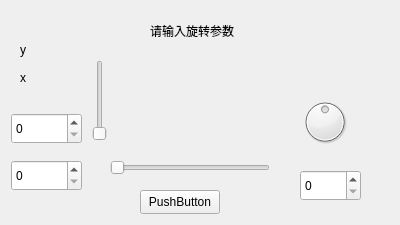
First picture: the form in Project/rotateimage.ui, repository Saturday-365/PhotoShop-Lite, before the edit.
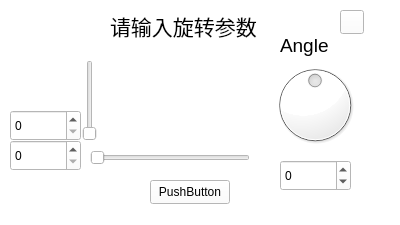
Second picture: the form after the edit.

What changed in the file:
```diff
--- a/Project/rotateimage.ui
+++ b/Project/rotateimage.ui
@@ -10,151 +10,771 @@
     <height>225</height>
    </rect>
   </property>
+  <property name="palette">
+   <palette>
+    <active>
+     <colorrole role="WindowText">
+      <brush brushstyle="SolidPattern">
+       <color alpha="255">
+        <red>0</red>
+        <green>0</green>
+        <blue>0</blue>
+       </color>
+      </brush>
+     </colorrole>
+     <colorrole role="Button">
+      <brush brushstyle="SolidPattern">
+       <color alpha="255">
+        <red>255</red>
+        <green>255</green>
+        <blue>255</blue>
+       </color>
+      </brush>
+     </colorrole>
+     <colorrole role="Light">
+      <brush brushstyle="SolidPattern">
+       <color alpha="255">
+        <red>255</red>
+        <green>255</green>
+        <blue>255</blue>
+       </color>
+      </brush>
+     </colorrole>
+     <colorrole role="Midlight">
+      <brush brushstyle="SolidPattern">
+       <color alpha="255">
+        <red>255</red>
+        <green>255</green>
+        <blue>255</blue>
+       </color>
+      </brush>
+     </colorrole>
+     <colorrole role="Dark">
+      <brush brushstyle="SolidPattern">
+       <color alpha="255">
+        <red>127</red>
+        <green>127</green>
+        <blue>127</blue>
+       </color>
+      </brush>
+     </colorrole>
+     <colorrole role="Mid">
+      <brush brushstyle="SolidPattern">
+       <color alpha="255">
+        <red>170</red>
+        <green>170</green>
+        <blue>170</blue>
+       </color>
+      </brush>
+     </colorrole>
+     <colorrole role="Text">
+      <brush brushstyle="SolidPattern">
+       <color alpha="255">
+        <red>0</red>
+        <green>0</green>
+        <blue>0</blue>
+       </color>
+      </brush>
+     </colorrole>
+     <colorrole role="BrightText">
+      <brush brushstyle="SolidPattern">
+       <color alpha="255">
+        <red>255</red>
+        <green>255</green>
+        <blue>255</blue>
+       </color>
+      </brush>
+     </colorrole>
+     <colorrole role="ButtonText">
+      <brush brushstyle="SolidPattern">
+       <color alpha="255">
+        <red>0</red>
+        <green>0</green>
+        <blue>0</blue>
+       </color>
+      </brush>
+     </colorrole>
+     <colorrole role="Base">
+      <brush brushstyle="SolidPattern">
+       <color alpha="255">
+        <red>255</red>
+        <green>255</green>
+        <blue>255</blue>
+       </color>
+      </brush>
+     </colorrole>
+     <colorrole role="Window">
+      <brush brushstyle="SolidPattern">
+       <color alpha="255">
+        <red>255</red>
+        <green>255</green>
+        <blue>255</blue>
+       </color>
+      </brush>
+     </colorrole>
+     <colorrole role="Shadow">
+      <brush brushstyle="SolidPattern">
+       <color alpha="255">
+        <red>0</red>
+        <green>0</green>
+        <blue>0</blue>
+       </color>
+      </brush>
+     </colorrole>
+     <colorrole role="AlternateBase">
+      <brush brushstyle="SolidPattern">
+       <color alpha="255">
+        <red>255</red>
+        <green>255</green>
+        <blue>255</blue>
+       </color>
+      </brush>
+     </colorrole>
+     <colorrole role="ToolTipBase">
+      <brush brushstyle="SolidPattern">
+       <color alpha="255">
+        <red>255</red>
+        <green>255</green>
+        <blue>220</blue>
+       </color>
+      </brush>
+     </colorrole>
+     <colorrole role="ToolTipText">
+      <brush brushstyle="SolidPattern">
+       <color alpha="255">
+        <red>0</red>
+        <green>0</green>
+        <blue>0</blue>
+       </color>
+      </brush>
+     </colorrole>
+     <colorrole role="PlaceholderText">
+      <brush brushstyle="SolidPattern">
+       <color alpha="127">
+        <red>0</red>
+        <green>0</green>
+        <blue>0</blue>
+       </color>
+      </brush>
+     </colorrole>
+     <colorrole role="Accent">
+      <brush brushstyle="SolidPattern">
+       <color alpha="255">
+        <red>255</red>
+        <green>255</green>
+        <blue>255</blue>
+       </color>
+      </brush>
+     </colorrole>
+    </active>
+    <inactive>
+     <colorrole role="WindowText">
+      <brush brushstyle="SolidPattern">
+       <color alpha="255">
+        <red>0</red>
+        <green>0</green>
+        <blue>0</blue>
+       </color>
+      </brush>
+     </colorrole>
+     <colorrole role="Button">
+      <brush brushstyle="SolidPattern">
+       <color alpha="255">
+        <red>255</red>
+        <green>255</green>
+        <blue>255</blue>
+       </color>
+      </brush>
+     </colorrole>
+     <colorrole role="Light">
+      <brush brushstyle="SolidPattern">
+       <color alpha="255">
+        <red>255</red>
+        <green>255</green>
+        <blue>255</blue>
+       </color>
+      </brush>
+     </colorrole>
+     <colorrole role="Midlight">
+      <brush brushstyle="SolidPattern">
+       <color alpha="255">
+        <red>255</red>
+        <green>255</green>
+        <blue>255</blue>
+       </color>
+      </brush>
+     </colorrole>
+     <colorrole role="Dark">
+      <brush brushstyle="SolidPattern">
+       <color alpha="255">
+        <red>127</red>
+        <green>127</green>
+        <blue>127</blue>
+       </color>
+      </brush>
+     </colorrole>
+     <colorrole role="Mid">
+      <brush brushstyle="SolidPattern">
+       <color alpha="255">
+        <red>170</red>
+        <green>170</green>
+        <blue>170</blue>
+       </color>
+      </brush>
+     </colorrole>
+     <colorrole role="Text">
+      <brush brushstyle="SolidPattern">
+       <color alpha="255">
+        <red>0</red>
+        <green>0</green>
+        <blue>0</blue>
+       </color>
+      </brush>
+     </colorrole>
+     <colorrole role="BrightText">
+      <brush brushstyle="SolidPattern">
+       <color alpha="255">
+        <red>255</red>
+        <green>255</green>
+        <blue>255</blue>
+       </color>
+      </brush>
+     </colorrole>
+     <colorrole role="ButtonText">
+      <brush brushstyle="SolidPattern">
+       <color alpha="255">
+        <red>0</red>
+        <green>0</green>
+        <blue>0</blue>
+       </color>
+      </brush>
+     </colorrole>
+     <colorrole role="Base">
+      <brush brushstyle="SolidPattern">
+       <color alpha="255">
+        <red>255</red>
+        <green>255</green>
+        <blue>255</blue>
+       </color>
+      </brush>
+     </colorrole>
+     <colorrole role="Window">
+      <brush brushstyle="SolidPattern">
+       <color alpha="255">
+        <red>255</red>
+        <green>255</green>
+        <blue>255</blue>
+       </color>
+      </brush>
+     </colorrole>
+     <colorrole role="Shadow">
+      <brush brushstyle="SolidPattern">
+       <color alpha="255">
+        <red>0</red>
+        <green>0</green>
+        <blue>0</blue>
+       </color>
+      </brush>
+     </colorrole>
+     <colorrole role="AlternateBase">
+      <brush brushstyle="SolidPattern">
+       <color alpha="255">
+        <red>255</red>
+        <green>255</green>
+        <blue>255</blue>
+       </color>
+      </brush>
+     </colorrole>
+     <colorrole role="ToolTipBase">
+      <brush brushstyle="SolidPattern">
+       <color alpha="255">
+        <red>255</red>
+        <green>255</green>
+        <blue>220</blue>
+       </color>
+      </brush>
+     </colorrole>
+     <colorrole role="ToolTipText">
+      <brush brushstyle="SolidPattern">
+       <color alpha="255">
+        <red>0</red>
+        <green>0</green>
+        <blue>0</blue>
+       </color>
+      </brush>
+     </colorrole>
+     <colorrole role="PlaceholderText">
+      <brush brushstyle="SolidPattern">
+       <color alpha="127">
+        <red>0</red>
+        <green>0</green>
+        <blue>0</blue>
+       </color>
+      </brush>
+     </colorrole>
+     <colorrole role="Accent">
+      <brush brushstyle="SolidPattern">
+       <color alpha="255">
+        <red>255</red>
+        <green>255</green>
+        <blue>255</blue>
+       </color>
+      </brush>
+     </colorrole>
+    </inactive>
+    <disabled>
+     <colorrole role="WindowText">
+      <brush brushstyle="SolidPattern">
+       <color alpha="255">
+        <red>127</red>
+        <green>127</green>
+        <blue>127</blue>
+       </color>
+      </brush>
+     </colorrole>
+     <colorrole role="Button">
+      <brush brushstyle="SolidPattern">
+       <color alpha="255">
+        <red>255</red>
+        <green>255</green>
+        <blue>255</blue>
+       </color>
+      </brush>
+     </colorrole>
+     <colorrole role="Light">
+      <brush brushstyle="SolidPattern">
+       <color alpha="255">
+        <red>255</red>
+        <green>255</green>
+        <blue>255</blue>
+       </color>
+      </brush>
+     </colorrole>
+     <colorrole role="Midlight">
+      <brush brushstyle="SolidPattern">
+       <color alpha="255">
+        <red>255</red>
+        <green>255</green>
+        <blue>255</blue>
+       </color>
+      </brush>
+     </colorrole>
+     <colorrole role="Dark">
+      <brush brushstyle="SolidPattern">
+       <color alpha="255">
+        <red>127</red>
+        <green>127</green>
+        <blue>127</blue>
+       </color>
+      </brush>
+     </colorrole>
+     <colorrole role="Mid">
+      <brush brushstyle="SolidPattern">
+       <color alpha="255">
+        <red>170</red>
+        <green>170</green>
+        <blue>170</blue>
+       </color>
+      </brush>
+     </colorrole>
+     <colorrole role="Text">
+      <brush brushstyle="SolidPattern">
+       <color alpha="255">
+        <red>127</red>
+        <green>127</green>
+        <blue>127</blue>
+       </color>
+      </brush>
+     </colorrole>
+     <colorrole role="BrightText">
+      <brush brushstyle="SolidPattern">
+       <color alpha="255">
+        <red>255</red>
+        <green>255</green>
+        <blue>255</blue>
+       </color>
+      </brush>
+     </colorrole>
+     <colorrole role="ButtonText">
+      <brush brushstyle="SolidPattern">
+       <color alpha="255">
+        <red>127</red>
+        <green>127</green>
+        <blue>127</blue>
+       </color>
+      </brush>
+     </colorrole>
+     <colorrole role="Base">
+      <brush brushstyle="SolidPattern">
+       <color alpha="255">
+        <red>255</red>
+        <green>255</green>
+        <blue>255</blue>
+       </color>
+      </brush>
+     </colorrole>
+     <colorrole role="Window">
+      <brush brushstyle="SolidPattern">
+       <color alpha="255">
+        <red>255</red>
+        <green>255</green>
+        <blue>255</blue>
+       </color>
+      </brush>
+     </colorrole>
+     <colorrole role="Shadow">
+      <brush brushstyle="SolidPattern">
+       <color alpha="255">
+        <red>0</red>
+        <green>0</green>
+        <blue>0</blue>
+       </color>
+      </brush>
+     </colorrole>
+     <colorrole role="AlternateBase">
+      <brush brushstyle="SolidPattern">
+       <color alpha="255">
+        <red>255</red>
+        <green>255</green>
+        <blue>255</blue>
+       </color>
+      </brush>
+     </colorrole>
+     <colorrole role="ToolTipBase">
+      <brush brushstyle="SolidPattern">
+       <color alpha="255">
+        <red>255</red>
+        <green>255</green>
+        <blue>220</blue>
+       </color>
+      </brush>
+     </colorrole>
+     <colorrole role="ToolTipText">
+      <brush brushstyle="SolidPattern">
+       <color alpha="255">
+        <red>0</red>
+        <green>0</green>
+        <blue>0</blue>
+       </color>
+      </brush>
+     </colorrole>
+     <colorrole role="PlaceholderText">
+      <brush brushstyle="SolidPattern">
+       <color alpha="127">
+        <red>127</red>
+        <green>127</green>
+        <blue>127</blue>
+       </color>
+      </brush>
+     </colorrole>
+     <colorrole role="Accent">
+      <brush brushstyle="SolidPattern">
+       <color alpha="255">
+        <red>255</red>
+        <green>255</green>
+        <blue>255</blue>
+       </color>
+      </brush>
+     </colorrole>
+    </disabled>
+   </palette>
+  </property>
   <property name="windowTitle">
    <string>Form</string>
   </property>
-  <widget class="QLabel" name="label_title">
+  <widget class="QWidget" name="widget" native="true">
    <property name="geometry">
     <rect>
-     <x>150</x>
-     <y>20</y>
-     <width>111</width>
-     <height>21</height>
+     <x>0</x>
+     <y>0</y>
+     <width>381</width>
+     <height>211</height>
     </rect>
    </property>
-   <property name="text">
-    <string>请输入旋转参数</string>
+   <property name="palette">
+    <palette>
+     <active>
+      <colorrole role="Button">
+       <brush brushstyle="SolidPattern">
+        <color alpha="255">
+         <red>255</red>
+         <green>255</green>
+         <blue>255</blue>
+        </color>
+       </brush>
+      </colorrole>
+      <colorrole role="Base">
+       <brush brushstyle="SolidPattern">
+        <color alpha="255">
+         <red>255</red>
+         <green>255</green>
+         <blue>255</blue>
+        </color>
+       </brush>
+      </colorrole>
+      <colorrole role="Window">
+       <brush brushstyle="SolidPattern">
+        <color alpha="255">
+         <red>255</red>
+         <green>255</green>
+         <blue>255</blue>
+        </color>
+       </brush>
+      </colorrole>
+     </active>
+     <inactive>
+      <colorrole role="Button">
+       <brush brushstyle="SolidPattern">
+        <color alpha="255">
+         <red>255</red>
+         <green>255</green>
+         <blue>255</blue>
+        </color>
+       </brush>
+      </colorrole>
+      <colorrole role="Base">
+       <brush brushstyle="SolidPattern">
+        <color alpha="255">
+         <red>255</red>
+         <green>255</green>
+         <blue>255</blue>
+        </color>
+       </brush>
+      </colorrole>
+      <colorrole role="Window">
+       <brush brushstyle="SolidPattern">
+        <color alpha="255">
+         <red>255</red>
+         <green>255</green>
+         <blue>255</blue>
+        </color>
+       </brush>
+      </colorrole>
+     </inactive>
+     <disabled>
+      <colorrole role="Button">
+       <brush brushstyle="SolidPattern">
+        <color alpha="255">
+         <red>255</red>
+         <green>255</green>
+         <blue>255</blue>
+        </color>
+       </brush>
+      </colorrole>
+      <colorrole role="Base">
+       <brush brushstyle="SolidPattern">
+        <color alpha="255">
+         <red>255</red>
+         <green>255</green>
+         <blue>255</blue>
+        </color>
+       </brush>
+      </colorrole>
+      <colorrole role="Window">
+       <brush brushstyle="SolidPattern">
+        <color alpha="255">
+         <red>255</red>
+         <green>255</green>
+         <blue>255</blue>
+        </color>
+       </brush>
+      </colorrole>
+     </disabled>
+    </palette>
    </property>
-  </widget>
-  <widget class="QSlider" name="horizontalSlider_xdata">
-   <property name="geometry">
-    <rect>
-     <x>110</x>
-     <y>160</y>
-     <width>160</width>
-     <height>16</height>
-    </rect>
+   <property name="styleSheet">
+    <string notr="true"/>
    </property>
-   <property name="maximum">
-    <number>1024</number>
-   </property>
-   <property name="orientation">
-    <enum>Qt::Orientation::Horizontal</enum>
-   </property>
-  </widget>
-  <widget class="QSlider" name="verticalSlider_ydata">
-   <property name="geometry">
-    <rect>
-     <x>90</x>
-     <y>60</y>
-     <width>20</width>
-     <height>81</height>
-    </rect>
-   </property>
-   <property name="maximum">
-    <number>1024</number>
-   </property>
-   <property name="orientation">
-    <enum>Qt::Orientation::Vertical</enum>
-   </property>
-  </widget>
-  <widget class="QDial" name="dial_angledata">
-   <property name="geometry">
-    <rect>
-     <x>300</x>
-     <y>90</y>
-     <width>50</width>
-     <height>64</height>
-    </rect>
-   </property>
-   <property name="minimum">
-    <number>-180</number>
-   </property>
-   <property name="maximum">
-    <number>180</number>
-   </property>
-  </widget>
-  <widget class="QSpinBox" name="spinBox_ydata">
-   <property name="geometry">
-    <rect>
-     <x>11</x>
-     <y>113</y>
-     <width>71</width>
-     <height>31</height>
-    </rect>
-   </property>
-  </widget>
-  <widget class="QSpinBox" name="spinBox_xdata">
-   <property name="geometry">
-    <rect>
-     <x>11</x>
-     <y>160</y>
-     <width>71</width>
-     <height>31</height>
-    </rect>
-   </property>
-  </widget>
-  <widget class="QLabel" name="label_xdata">
-   <property name="geometry">
-    <rect>
-     <x>20</x>
-     <y>70</y>
-     <width>54</width>
-     <height>16</height>
-    </rect>
-   </property>
-   <property name="text">
-    <string>x</string>
-   </property>
-  </widget>
-  <widget class="QLabel" name="label_ydata">
-   <property name="geometry">
-    <rect>
-     <x>20</x>
-     <y>40</y>
-     <width>61</width>
-     <height>20</height>
-    </rect>
-   </property>
-   <property name="text">
-    <string>y</string>
-   </property>
-  </widget>
-  <widget class="QSpinBox" name="spinBox_angledata">
-   <property name="geometry">
-    <rect>
-     <x>300</x>
-     <y>170</y>
-     <width>61</width>
-     <height>31</height>
-    </rect>
-   </property>
-  </widget>
-  <widget class="QLabel" name="label_pic">
-   <property name="geometry">
-    <rect>
-     <x>120</x>
-     <y>60</y>
-     <width>151</width>
-     <height>81</height>
-    </rect>
-   </property>
-   <property name="text">
-    <string/>
-   </property>
-  </widget>
-  <widget class="QPushButton" name="confirmbutton">
-   <property name="geometry">
-    <rect>
-     <x>140</x>
-     <y>190</y>
-     <width>80</width>
-     <height>24</height>
-    </rect>
-   </property>
-   <property name="text">
-    <string>PushButton</string>
-   </property>
+   <widget class="QPushButton" name="confirmbutton">
+    <property name="geometry">
+     <rect>
+      <x>150</x>
+      <y>180</y>
+      <width>80</width>
+      <height>24</height>
+     </rect>
+    </property>
+    <property name="text">
+     <string>PushButton</string>
+    </property>
+   </widget>
+   <widget class="QSlider" name="horizontalSlider_xdata">
+    <property name="geometry">
+     <rect>
+      <x>90</x>
+      <y>150</y>
+      <width>160</width>
+      <height>16</height>
+     </rect>
+    </property>
+    <property name="maximum">
+     <number>1024</number>
+    </property>
+    <property name="orientation">
+     <enum>Qt::Orientation::Horizontal</enum>
+    </property>
+   </widget>
+   <widget class="QSlider" name="verticalSlider_ydata">
+    <property name="geometry">
+     <rect>
+      <x>80</x>
+      <y>60</y>
+      <width>20</width>
+      <height>81</height>
+     </rect>
+    </property>
+    <property name="maximum">
+     <number>1024</number>
+    </property>
+    <property name="orientation">
+     <enum>Qt::Orientation::Vertical</enum>
+    </property>
+   </widget>
+   <widget class="QSpinBox" name="spinBox_ydata">
+    <property name="geometry">
+     <rect>
+      <x>10</x>
+      <y>110</y>
+      <width>71</width>
+      <height>31</height>
+     </rect>
+    </property>
+    <property name="palette">
+     <palette>
+      <active/>
+      <inactive/>
+      <disabled/>
+     </palette>
+    </property>
+    <property name="maximum">
+     <number>1024</number>
+    </property>
+   </widget>
+   <widget class="QSpinBox" name="spinBox_xdata">
+    <property name="geometry">
+     <rect>
+      <x>10</x>
+      <y>140</y>
+      <width>71</width>
+      <height>31</height>
+     </rect>
+    </property>
+    <property name="maximum">
+     <number>1024</number>
+    </property>
+   </widget>
+   <widget class="QLabel" name="label_title">
+    <property name="geometry">
+     <rect>
+      <x>110</x>
+      <y>10</y>
+      <width>151</width>
+      <height>31</height>
+     </rect>
+    </property>
+    <property name="font">
+     <font>
+      <pointsize>16</pointsize>
+      <bold>false</bold>
+     </font>
+    </property>
+    <property name="text">
+     <string>请输入旋转参数</string>
+    </property>
+   </widget>
+   <widget class="QLabel" name="label_ydata_2">
+    <property name="geometry">
+     <rect>
+      <x>280</x>
+      <y>30</y>
+      <width>61</width>
+      <height>31</height>
+     </rect>
+    </property>
+    <property name="font">
+     <font>
+      <pointsize>14</pointsize>
+     </font>
+    </property>
+    <property name="text">
+     <string>Angle</string>
+    </property>
+   </widget>
+   <widget class="QPushButton" name="closebut">
+    <property name="geometry">
+     <rect>
+      <x>340</x>
+      <y>10</y>
+      <width>24</width>
+      <height>24</height>
+     </rect>
+    </property>
+    <property name="minimumSize">
+     <size>
+      <width>0</width>
+      <height>0</height>
+     </size>
+    </property>
+    <property name="text">
+     <string/>
+    </property>
+   </widget>
+   <widget class="QDial" name="dial_angledata">
+    <property name="geometry">
+     <rect>
+      <x>270</x>
+      <y>60</y>
+      <width>90</width>
+      <height>90</height>
+     </rect>
+    </property>
+    <property name="minimum">
+     <number>-150</number>
+    </property>
+    <property name="maximum">
+     <number>150</number>
+    </property>
+   </widget>
+   <widget class="QSpinBox" name="spinBox_angledata">
+    <property name="geometry">
+     <rect>
+      <x>280</x>
+      <y>160</y>
+      <width>71</width>
+      <height>31</height>
+     </rect>
+    </property>
+    <property name="minimum">
+     <number>-150</number>
+    </property>
+    <property name="maximum">
+     <number>150</number>
+    </property>
+   </widget>
+   <widget class="QLabel" name="label_pic">
+    <property name="geometry">
+     <rect>
+      <x>110</x>
+      <y>70</y>
+      <width>131</width>
+      <height>71</height>
+     </rect>
+    </property>
+    <property name="text">
+     <string/>
+    </property>
+   </widget>
+   <zorder>confirmbutton</zorder>
+   <zorder>horizontalSlider_xdata</zorder>
+   <zorder>verticalSlider_ydata</zorder>
+   <zorder>spinBox_xdata</zorder>
+   <zorder>label_title</zorder>
+   <zorder>label_ydata_2</zorder>
+   <zorder>closebut</zorder>
+   <zorder>dial_angledata</zorder>
+   <zorder>spinBox_angledata</zorder>
+   <zorder>label_pic</zorder>
+   <zorder>spinBox_ydata</zorder>
   </widget>
  </widget>
  <resources/>
```
